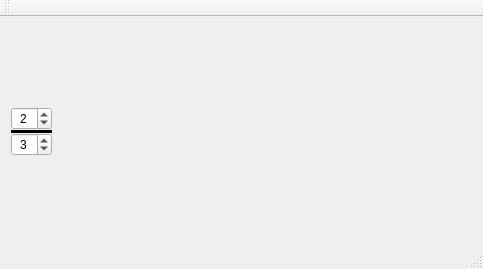
Above: mainwindow.ui from fthomas/fractions before the change. Below: the same form after it.
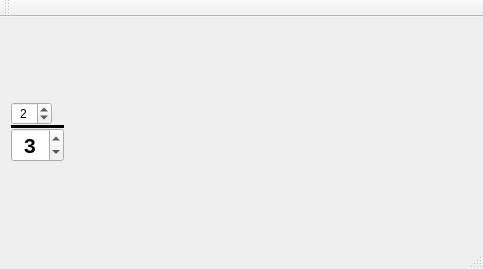
That is the form after the change.

```diff
--- a/mainwindow.ui
+++ b/mainwindow.ui
@@ -87,6 +87,13 @@
           <verstretch>0</verstretch>
          </sizepolicy>
         </property>
+        <property name="font">
+         <font>
+          <pointsize>16</pointsize>
+          <weight>75</weight>
+          <bold>true</bold>
+         </font>
+        </property>
         <property name="toolTip">
          <string>Denominator</string>
         </property>
```
